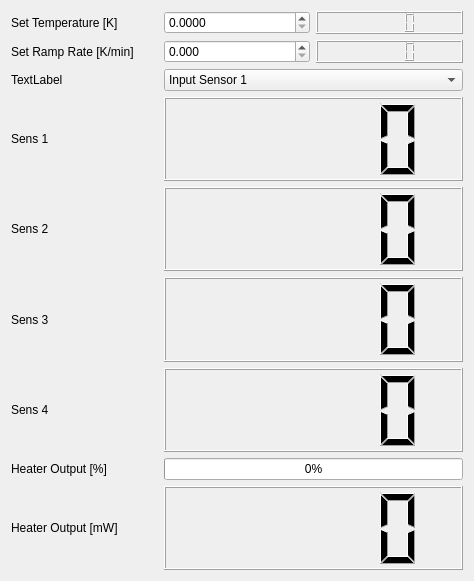
This is LakeShore/LakeShore350_control.ui in Cryostat-GUI/Cryostat-GUI as Qt 5 draws it before an edit. The edited form follows.
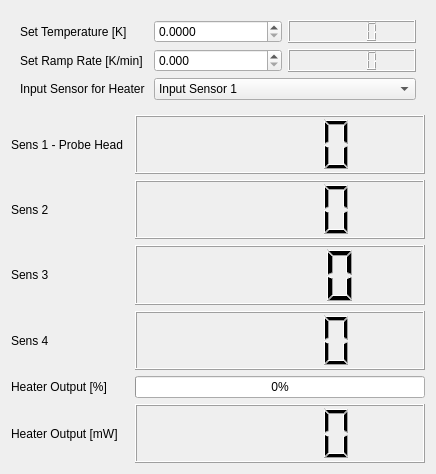
This is the edited form.

Commit message: GUI update for easy disabling of controls

Patch:
```diff
--- a/LakeShore/LakeShore350_control.ui
+++ b/LakeShore/LakeShore350_control.ui
@@ -6,52 +6,88 @@
    <rect>
     <x>0</x>
     <y>0</y>
-    <width>474</width>
-    <height>581</height>
+    <width>436</width>
+    <height>474</height>
    </rect>
   </property>
   <property name="windowTitle">
    <string>LakeShore 350 Control</string>
   </property>
   <layout class="QGridLayout" name="gridLayout_2">
-   <item row="0" column="1">
-    <widget class="QDoubleSpinBox" name="spinSetTemp_K">
-     <property name="decimals">
-      <number>4</number>
-     </property>
-     <property name="maximum">
-      <double>300.000000000000000</double>
-     </property>
-    </widget>
-   </item>
-   <item row="8" column="0">
-    <widget class="QLabel" name="label_9">
+   <item row="1" column="0">
+    <widget class="QLabel" name="label_2">
      <property name="text">
-      <string>Heater Output [mW]</string>
+      <string>Sens 1 - Probe Head</string>
      </property>
     </widget>
    </item>
-   <item row="4" column="0">
+   <item row="1" column="2">
+    <widget class="QLCDNumber" name="lcdSensor1_K"/>
+   </item>
+   <item row="2" column="0">
     <widget class="QLabel" name="label_3">
      <property name="text">
       <string>Sens 2</string>
      </property>
     </widget>
    </item>
-   <item row="1" column="0">
+   <item row="2" column="2">
+    <widget class="QLCDNumber" name="lcdSensor2_K"/>
+   </item>
+   <item row="3" column="0">
+    <widget class="QLabel" name="label_6">
+     <property name="text">
+      <string>Sens 3</string>
+     </property>
+    </widget>
+   </item>
+   <item row="3" column="2">
+    <widget class="QLCDNumber" name="lcdSensor3_K"/>
+   </item>
+   <item row="4" column="0">
+    <widget class="QLabel" name="label_7">
+     <property name="text">
+      <string>Sens 4</string>
+     </property>
+    </widget>
+   </item>
+   <item row="4" column="2">
+    <widget class="QLCDNumber" name="lcdSensor4_K"/>
+   </item>
+   <item row="5" column="0">
+    <widget class="QLabel" name="label_5">
+     <property name="text">
+      <string>Heater Output [%]</string>
+     </property>
+    </widget>
+   </item>
+   <item row="5" column="2">
+    <widget class="QProgressBar" name="progressHeaterOutput_percentage">
+     <property name="value">
+      <number>0</number>
+     </property>
+    </widget>
+   </item>
+   <item row="6" column="0">
+    <widget class="QLabel" name="label_9">
+     <property name="text">
+      <string>Heater Output [mW]</string>
+     </property>
+    </widget>
+   </item>
+   <item row="6" column="2">
+    <widget class="QLCDNumber" name="lcdHeaterOutput_mW"/>
+   </item>
+   <item row="0" column="0" colspan="3">
+    <widget class="QWidget" name="widget" native="true">
+     <layout class="QGridLayout" name="gridLayout">
+      <item row="2" column="0">
     <widget class="QLabel" name="label_4">
      <property name="text">
       <string>Set Ramp Rate [K/min]</string>
      </property>
     </widget>
    </item>
-   <item row="2" column="0">
-    <widget class="QLabel" name="label_8">
-     <property name="text">
-      <string>TextLabel</string>
-     </property>
-    </widget>
-   </item>
    <item row="0" column="0">
     <widget class="QLabel" name="label">
      <property name="text">
@@ -59,38 +95,20 @@
      </property>
     </widget>
    </item>
-   <item row="7" column="0">
-    <widget class="QLabel" name="label_5">
-     <property name="text">
-      <string>Heater Output [%]</string>
-     </property>
-    </widget>
-   </item>
-   <item row="5" column="0">
-    <widget class="QLabel" name="label_6">
-     <property name="text">
-      <string>Sens 3</string>
-     </property>
-    </widget>
-   </item>
-   <item row="6" column="0">
-    <widget class="QLabel" name="label_7">
-     <property name="text">
-      <string>Sens 4</string>
-     </property>
-    </widget>
-   </item>
-   <item row="3" column="0">
-    <widget class="QLabel" name="label_2">
-     <property name="text">
-      <string>Sens 1</string>
+      <item row="0" column="1">
+       <widget class="QDoubleSpinBox" name="spinSetTemp_K">
+        <property name="decimals">
+         <number>4</number>
+        </property>
+        <property name="maximum">
+         <double>300.000000000000000</double>
      </property>
     </widget>
    </item>
    <item row="0" column="2">
     <widget class="QLCDNumber" name="lcdSetTemp_K"/>
    </item>
-   <item row="1" column="1">
+      <item row="2" column="1">
     <widget class="QDoubleSpinBox" name="spinSetRampRate_Kpmin">
      <property name="decimals">
       <number>3</number>
@@ -100,10 +118,17 @@
      </property>
     </widget>
    </item>
-   <item row="1" column="2">
+      <item row="2" column="2">
     <widget class="QLCDNumber" name="lcdSetRampRate_Kpmin"/>
    </item>
-   <item row="2" column="1" colspan="2">
+      <item row="3" column="0">
+       <widget class="QLabel" name="label_8">
+        <property name="text">
+         <string>Input Sensor for Heater</string>
+        </property>
+       </widget>
+      </item>
+      <item row="3" column="1" colspan="2">
     <widget class="QComboBox" name="comboSetInput_Sensor">
      <item>
       <property name="text">
@@ -127,28 +152,9 @@
      </item>
     </widget>
    </item>
-   <item row="8" column="1" colspan="2">
-    <widget class="QLCDNumber" name="lcdHeaterOutput_mW"/>
-   </item>
-   <item row="7" column="1" colspan="2">
-    <widget class="QProgressBar" name="progressHeaterOutput_percentage">
-     <property name="value">
-      <number>0</number>
-     </property>
+     </layout>
     </widget>
    </item>
-   <item row="6" column="1" colspan="2">
-    <widget class="QLCDNumber" name="lcdSensor4_K"/>
-   </item>
-   <item row="5" column="1" colspan="2">
-    <widget class="QLCDNumber" name="lcdSensor3_K"/>
-   </item>
-   <item row="4" column="1" colspan="2">
-    <widget class="QLCDNumber" name="lcdSensor2_K"/>
-   </item>
-   <item row="3" column="1" colspan="2">
-    <widget class="QLCDNumber" name="lcdSensor1_K"/>
-   </item>
   </layout>
  </widget>
  <resources/>
```
Left out of the diff: 4 changed lines with no effect on the pictures. Lines whose indentation alone changed are shown as unchanged. The commit also changes 1 other file.
